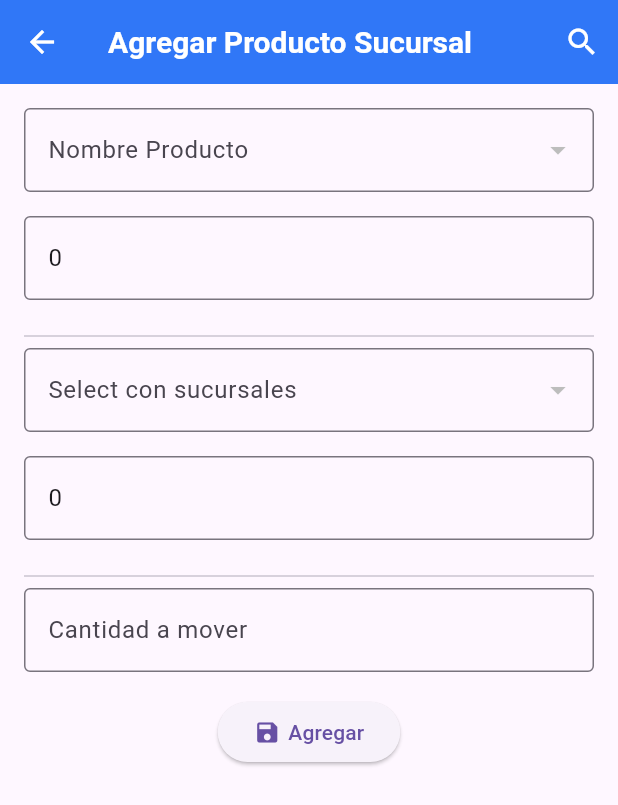
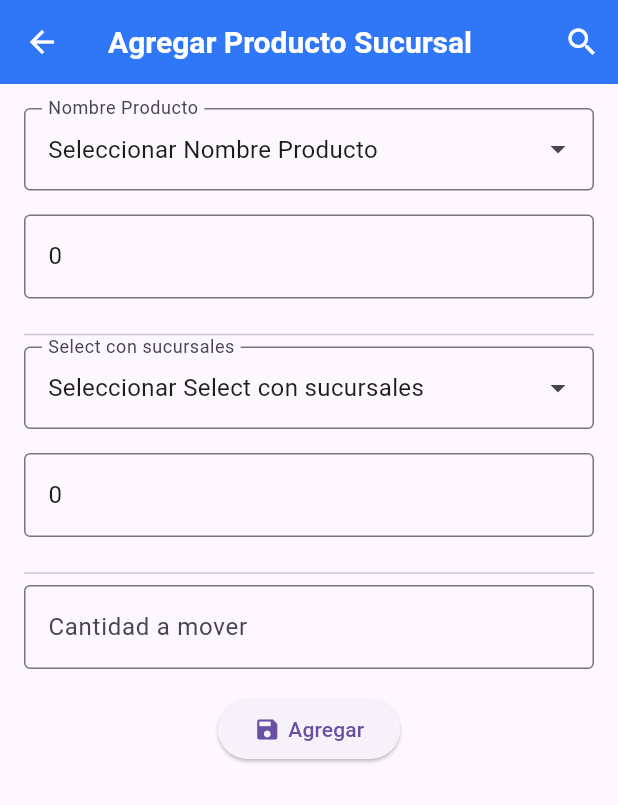
Before and after one commit to jcesarcr014/vende_facil_app, a Flutter app: the AgregarProductoSucursal screen opened by its route, on a phone screen of 412 x 824 dp. Shown: the top 805 px of the screen. Run offline on Flutter 3.47's test engine with Material 3 defaults, Android fonts, the phone set to English and light mode, and no system bars; drawn by our look-alikes of dropdown_search; our stand-ins replace image_picker, internet_connection_checker, shared_preferences, sqflite; missing offline and left inert: mime_type, openpay_bbva, simple_barcode_scanner; accounts and stored records are empty.

Commit message:
New Select

```diff
--- a/lib/helpers/app_state_manager.dart
+++ b/lib/helpers/app_state_manager.dart
@@ -1,5 +1,5 @@
 class AppStateManager {
-  late String _currentScreen;
+  String _currentScreen = 'defaultScreen';
 
   AppStateManager();
 
--- a/lib/screens/productos/agregar_producto_sucursal.dart
+++ b/lib/screens/productos/agregar_producto_sucursal.dart
@@ -7,6 +7,8 @@ import 'package:vende_facil/screens/search_screenProductos.dart';
 import 'package:vende_facil/providers/articulo_provider.dart';
 import 'package:vende_facil/widgets/widgets.dart';
 import 'package:vende_facil/providers/globals.dart' as globals;
+
+import '../../widgets/custom_dropdown_search.dart';
 
 class AgregarProductoSucursal extends StatefulWidget {
   const AgregarProductoSucursal({super.key});
@@ -213,19 +215,9 @@ class _AgregarProductoSucursalState extends State<AgregarProductoSucursal> {
               child: Column(
                 crossAxisAlignment: CrossAxisAlignment.stretch,
                 children: [
-                  DropdownButtonFormField<int>(
-                    decoration: const InputDecoration(
-                      labelText: 'Nombre Producto',
-                      border: OutlineInputBorder(),
-                    ),
-                    value: _selectedProduct,
-                    isExpanded: true,
-                    items: listaProductos.map((producto) {
-                      return DropdownMenuItem<int>(
-                        value: producto.id,
-                        child: Text(producto.producto!),
-                      );
-                    }).toList(),
+                  CustomDropdownSearch<int>(
+                    items: listaProductos.map((producto) => producto.id!).toList(),
+                    selectedItem: _selectedProduct,
                     onChanged: (int? newValue) {
                       _productoSeleccionado = listaProductos.firstWhere(
                           (producto) => producto.id == newValue);
@@ -233,6 +225,11 @@ class _AgregarProductoSucursalState extends State<AgregarProductoSucursal> {
                         _selectedProduct = newValue;
                       });
                       _updateCantidadSucursal();
+                    },
+                    labelText: 'Nombre Producto',
+                    itemAsString: (int id) {
+                      final producto = listaProductos.firstWhere((producto) => producto.id == id);
+                      return producto.producto!;
                     },
                   ),
                   const SizedBox(height: 16),
@@ -248,20 +245,17 @@ class _AgregarProductoSucursalState extends State<AgregarProductoSucursal> {
                   ),
                   const SizedBox(height: 16),
                   const Divider(),
-                  DropdownButtonFormField<int>(
-                    decoration: const InputDecoration(
-                      labelText: 'Select con sucursales',
-                      border: OutlineInputBorder(),
-                    ),
-                    value: _selectedSucursal,
-                    isExpanded: true,
-                    items: listaSucursales
-                        .map((sucursal) => DropdownMenuItem(
-                              value: sucursal.id,
-                              child: Text(sucursal.nombreSucursal ?? ''),
-                            ))
-                        .toList(),
-                    onChanged: _setProductsSucursal,
+                  CustomDropdownSearch<int>(
+                    items: listaSucursales.map((sucursal) => sucursal.id!).toList(),
+                    selectedItem: _selectedSucursal,
+                    onChanged: (int? newValue) {
+                      _setProductsSucursal(newValue);
+                    },
+                    labelText: 'Select con sucursales',
+                    itemAsString: (int id) {
+                      final sucursal = listaSucursales.firstWhere((sucursal) => sucursal.id == id);
+                      return sucursal.nombreSucursal ?? '';
+                    },
                   ),
                   const SizedBox(height: 16),
                   TextField(
--- a/lib/screens/productos/lista_productos.dart
+++ b/lib/screens/productos/lista_productos.dart
@@ -48,7 +48,7 @@ class _ProductosScreenState extends State<ProductosScreen> {
     return PopScope(
       canPop: false,
       onPopInvoked: (didpop) {
-        if (!didpop) Navigator.pushReplacementNamed(context, 'products-menu');
+        if (!didpop) Navigator.pop(context);
       },
       child: Scaffold(
         appBar: AppBar(
--- /dev/null
+++ b/lib/widgets/custom_dropdown_search.dart
@@ -0,0 +1,49 @@
+import 'package:dropdown_search/dropdown_search.dart';
+import 'package:flutter/material.dart';
+
+class CustomDropdownSearch<T> extends StatelessWidget {
+  final List<T> items;
+  final T? selectedItem;
+  final String labelText;
+  final ValueChanged<T?> onChanged;
+  final String Function(T) itemAsString;
+
+  const CustomDropdownSearch({
+    super.key,
+    required this.items,
+    required this.selectedItem,
+    required this.onChanged,
+    required this.labelText,
+    required this.itemAsString,
+  });
+
+  @override
+  Widget build(BuildContext context) {
+    return DropdownSearch<T>(
+      items: items,
+      selectedItem: selectedItem,
+      onChanged: onChanged,
+      dropdownDecoratorProps: DropDownDecoratorProps(
+        dropdownSearchDecoration: InputDecoration(
+          labelText: labelText,
+          border: const OutlineInputBorder(),
+        ),
+      ),
+      dropdownBuilder: (context, selectedItem) {
+        return Text(
+          selectedItem != null ? itemAsString(selectedItem) : "Seleccionar $labelText",
+          style: const TextStyle(fontSize: 16),
+        );
+      },
+      popupProps: PopupProps.menu(
+        //constraints: const BoxConstraints(maxHeight: 30),
+        fit: FlexFit.loose,
+        itemBuilder: (context, item, isSelected) {
+          return ListTile(
+            title: Text(itemAsString(item)),
+          );
+        },
+      ),
+    );
+  }
+}
--- a/pubspec.yaml
+++ b/pubspec.yaml
@@ -49,6 +49,7 @@ dependencies:
   path_provider: ^2.1.3
   sqflite: ^2.3.3+1
   openpay_bbva: ^1.1.2
+  dropdown_search: ^5.0.6
 
 flutter_icons:
     image_path: "assets/logo.png"
```
Also changed, not shown: lib/screens/productos/eliminar_producto_sucursal.dart (+24 -28 lines), pubspec.lock.
